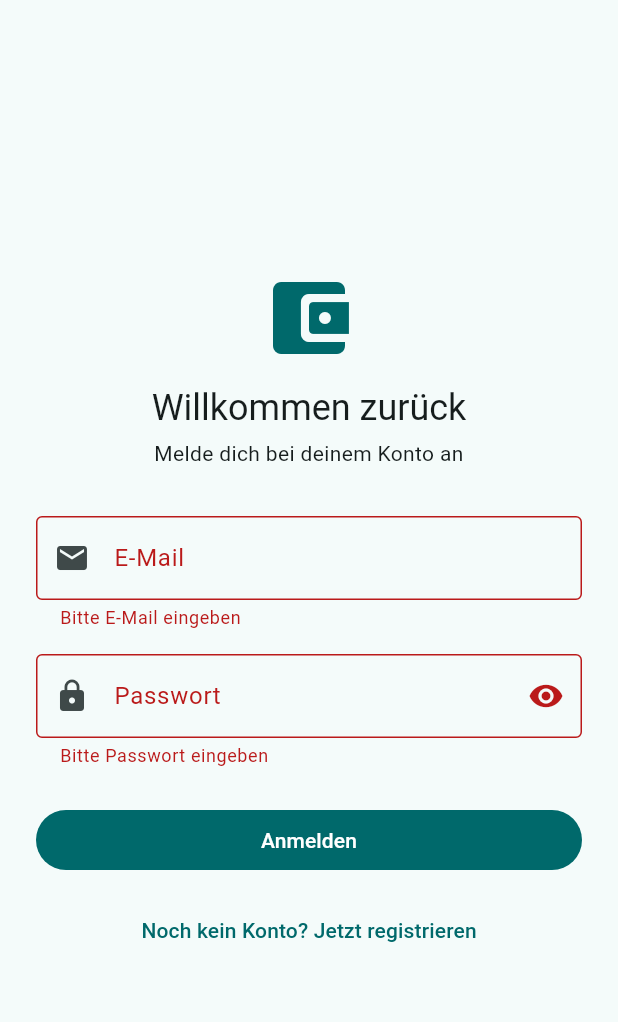
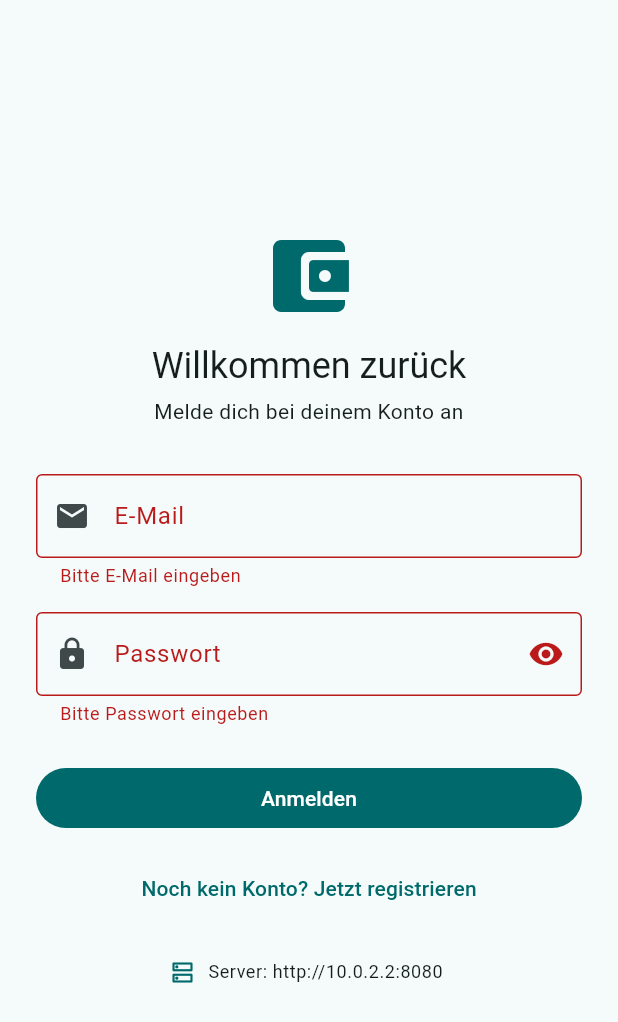
Before and after one commit to p2keshtidar/PHD-Kontor, a Flutter app: the screen it shows after launch, after a tap on "Anmelden", on a phone screen of 412 x 824 dp. Shown: the top 1022 px of the screen. Run offline on Flutter 3.47's test engine with Material 3 defaults, Android fonts, the phone set to English and light mode, and no system bars; our stand-ins replace dio, flutter_contacts, flutter_local_notifications, flutter_riverpod, flutter_secure_storage, go_router; missing offline and left inert: stomp_dart_client; network calls fail.

Commit message:
Fertige Apps: Server-Adresse in der App, Web-App im Backend, Docker, Release-Workflow (APK/IPA/JAR), Emulator-Fix
Co-Authored-By: Claude Opus 5.5 <noreply@anthropic.com>
Claude-Session: https://claude.ai/code/session_01Qf2PZTPkM9GUkgxoQGkxYe

```diff
--- a/app/lib/core/api_client.dart
+++ b/app/lib/core/api_client.dart
@@ -38,6 +38,7 @@ class ApiClient {
 
   Future<void> _onRequest(
       RequestOptions options, RequestInterceptorHandler handler) async {
+    options.baseUrl = AppConfig.apiBaseUrl;
     if (options.extra['noAuth'] != true) {
       final token = await _storage.readAccessToken();
       if (token != null) {
@@ -78,6 +79,7 @@ class ApiClient {
     final refreshToken = await _storage.readRefreshToken();
     if (refreshToken == null) return false;
     try {
+      _plain.options.baseUrl = AppConfig.apiBaseUrl;
       final response = await _plain.post<Map<String, dynamic>>(
         '/api/auth/refresh',
         data: {'refreshToken': refreshToken},
--- a/app/lib/core/config.dart
+++ b/app/lib/core/config.dart
@@ -1,8 +1,59 @@
-/// Adresse des Backends. Standard: http://localhost:8080 (Browser, iOS-Simulator, Desktop).
+import 'package:flutter/foundation.dart';
+import 'package:flutter_secure_storage/flutter_secure_storage.dart';
+
+/// Adresse des Backends.
 ///
-/// Android-Emulator:  flutter run --dart-define=API_URL=http://10.0.2.2:8080
-/// Echtes Handy:      flutter run --dart-define=API_URL=http://<IP-deines-PCs>:8080
+/// Reihenfolge:
+///  1. in der App gespeicherte Adresse (Login-Seite -> Zahnrad "Server-Adresse")
+///  2. --dart-define=API_URL=...
+///  3. Standard je Plattform:
+///     * Browser: dieselbe Adresse, von der die Web-App geladen wurde (Backend liefert sie aus);
+///       beim Entwickeln mit "flutter run -d chrome" http://localhost:8080
+///     * Android: http://10.0.2.2:8080 (Emulator -> eigener PC)
+///     * iOS/Desktop: http://localhost:8080
+///
+/// Echtes Handy im WLAN: Server-Adresse auf http://<IP-deines-PCs>:8080 setzen.
 class AppConfig {
-  static const apiBaseUrl =
-      String.fromEnvironment('API_URL', defaultValue: 'http://localhost:8080');
+  static const _key = 'server_url';
+  static const _fromDefine = String.fromEnvironment('API_URL');
+  static const _storage = FlutterSecureStorage();
+
+  static String apiBaseUrl = defaultUrl;
+
+  static String get defaultUrl {
+    if (_fromDefine.isNotEmpty) return _fromDefine;
+    if (kIsWeb) {
+      final base = Uri.base;
+      final local = base.host == 'localhost' || base.host == '127.0.0.1';
+      if (local && base.port != 8080) return 'http://localhost:8080';
+      return base.origin;
+    }
+    if (defaultTargetPlatform == TargetPlatform.android) return 'http://10.0.2.2:8080';
+    return 'http://localhost:8080';
+  }
+
+  /// Beim App-Start: gespeicherte Adresse laden (Fehler werden ignoriert).
+  static Future<void> load() async {
+    try {
+      final saved = await _storage.read(key: _key);
+      if (saved != null && saved.isNotEmpty) apiBaseUrl = saved;
+    } catch (_) {}
+  }
+
+  /// Neue Adresse setzen; leer = Standard.
+  static Future<void> save(String url) async {
+    var u = url.trim();
+    while (u.endsWith('/')) {
+      u = u.substring(0, u.length - 1);
+    }
+    if (u.isNotEmpty && !u.startsWith('http')) u = 'http://$u';
+    apiBaseUrl = u.isEmpty ? defaultUrl : u;
+    try {
+      if (u.isEmpty) {
+        await _storage.delete(key: _key);
+      } else {
+        await _storage.write(key: _key, value: u);
+      }
+    } catch (_) {}
+  }
 }
--- a/app/lib/features/auth/login_screen.dart
+++ b/app/lib/features/auth/login_screen.dart
@@ -3,6 +3,7 @@ import 'package:flutter_riverpod/flutter_riverpod.dart';
 import 'package:go_router/go_router.dart';
 
 import '../../core/api_error.dart';
+import '../../core/config.dart';
 import '../../core/validators.dart';
 import 'auth_controller.dart';
 
@@ -44,6 +45,41 @@ class _LoginScreenState extends ConsumerState<LoginScreen> {
     } finally {
       if (mounted) setState(() => _loading = false);
     }
+  }
+
+  Future<void> _editServer() async {
+    final controller = TextEditingController(text: AppConfig.apiBaseUrl);
+    final result = await showDialog<String>(
+      context: context,
+      builder: (ctx) => AlertDialog(
+        title: const Text('Server-Adresse'),
+        content: Column(
+          mainAxisSize: MainAxisSize.min,
+          crossAxisAlignment: CrossAxisAlignment.start,
+          children: [
+            const Text('Adresse des Backends, z. B. http://192.168.178.20:8080 '
+                '(IP deines PCs im selben WLAN). Leer lassen = Standard.'),
+            const SizedBox(height: 12),
+            TextField(
+              controller: controller,
+              keyboardType: TextInputType.url,
+              autofocus: true,
+              decoration: const InputDecoration(labelText: 'http://…:8080'),
+            ),
+          ],
+        ),
+        actions: [
+          TextButton(
+              onPressed: () => Navigator.pop(ctx), child: const Text('Abbrechen')),
+          FilledButton(
+              onPressed: () => Navigator.pop(ctx, controller.text),
+              child: const Text('Speichern')),
+        ],
+      ),
+    );
+    if (result == null) return;
+    await AppConfig.save(result);
+    if (mounted) setState(() => _error = null);
   }
 
   @override
@@ -121,6 +157,14 @@ class _LoginScreenState extends ConsumerState<LoginScreen> {
                       onPressed: _loading ? null : () => context.go('/register'),
                       child: const Text('Noch kein Konto? Jetzt registrieren'),
                     ),
+                    const SizedBox(height: 8),
+                    TextButton.icon(
+                      key: const Key('server_settings'),
+                      onPressed: _editServer,
+                      icon: const Icon(Icons.dns_outlined, size: 18),
+                      label: Text('Server: ${AppConfig.apiBaseUrl}',
+                          style: theme.textTheme.bodySmall),
+                    ),
                   ],
                 ),
               ),
--- a/app/lib/main.dart
+++ b/app/lib/main.dart
@@ -1,11 +1,14 @@
 import 'package:flutter/material.dart';
 import 'package:flutter_riverpod/flutter_riverpod.dart';
 
+import 'core/config.dart';
 import 'core/messenger.dart';
 import 'core/router.dart';
 import 'core/theme.dart';
 
-void main() {
+Future<void> main() async {
+  WidgetsFlutterBinding.ensureInitialized();
+  await AppConfig.load();
   runApp(const ProviderScope(child: GirokontoApp()));
 }
 
```
Also changed, not shown: 9 other files.
